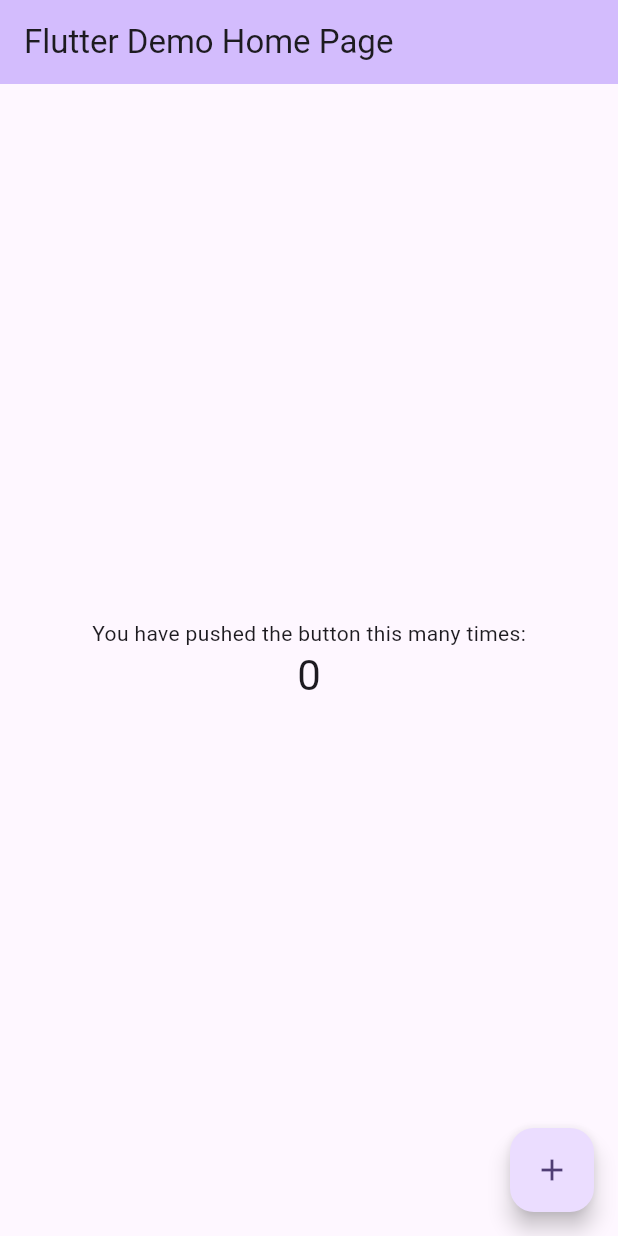
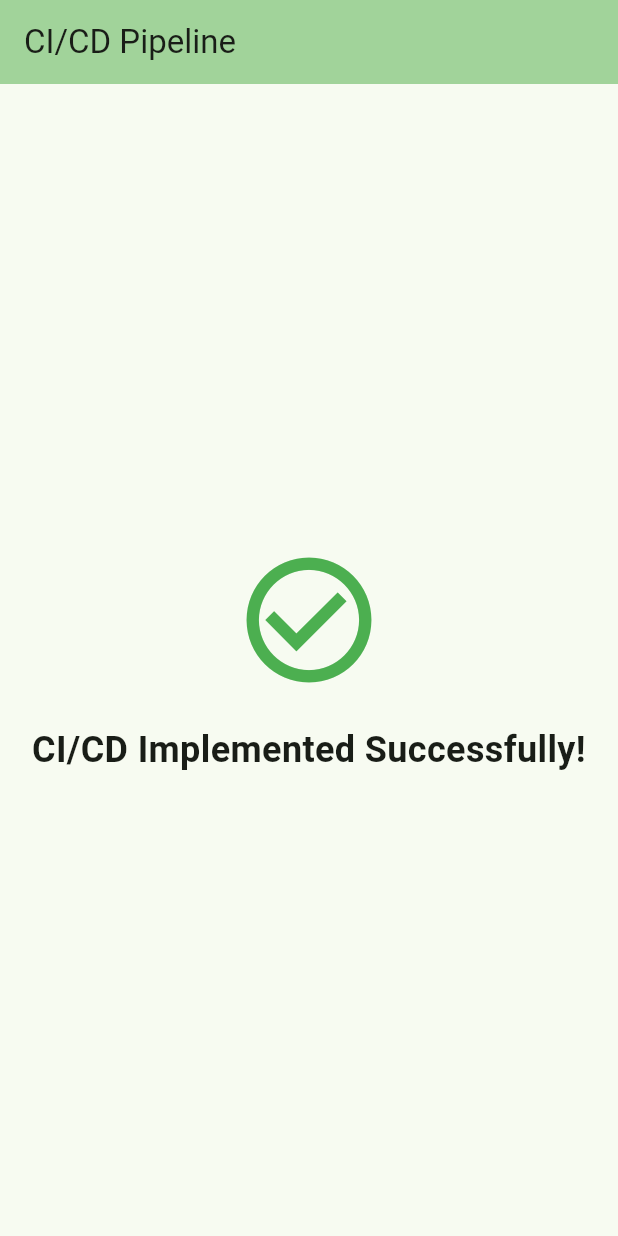
Before and after one commit to HussnainAliKaghzi/cicd_example_with_firebase_distribution, a Flutter app: the screen it shows after launch, on a phone screen of 412 x 824 dp. Run offline on Flutter 3.47's test engine with Material 3 defaults, Android fonts, the light colour scheme and no system bars; our stand-ins replace firebase_core; accounts and stored records are empty.

Commit message:
Update app title and home page layout for CI/CD success message

```diff
--- a/lib/main.dart
+++ b/lib/main.dart
@@ -16,60 +16,46 @@
   @override
   Widget build(BuildContext context) {
     return MaterialApp(
-      title: 'Flutter Demo',
+      title: 'CI/CD Success',
       theme: ThemeData(
-        colorScheme: ColorScheme.fromSeed(seedColor: Colors.deepPurple),
+        colorScheme: ColorScheme.fromSeed(seedColor: Colors.green),
         useMaterial3: true,
       ),
-      home: const MyHomePage(title: 'Flutter Demo Home Page'),
+      home: const MyHomePage(title: 'CI/CD Pipeline'),
     );
   }
 }
 
-class MyHomePage extends StatefulWidget {
+class MyHomePage extends StatelessWidget {
   const MyHomePage({super.key, required this.title});
 
   final String title;
-
-  @override
-  State<MyHomePage> createState() => _MyHomePageState();
-}
-
-class _MyHomePageState extends State<MyHomePage> {
-  int _counter = 0;
-
-  void _incrementCounter() {
-    setState(() {
-      _counter++;
-    });
-  }
 
   @override
   Widget build(BuildContext context) {
     return Scaffold(
       appBar: AppBar(
         backgroundColor: Theme.of(context).colorScheme.inversePrimary,
-        title: Text(widget.title),
+        title: Text(title),
       ),
-      body: Center(
+      body: const Center(
         child: Column(
           mainAxisAlignment: MainAxisAlignment.center,
           children: <Widget>[
-            const Text(
-              'You have pushed the button this many times:',
+            Icon(
+              Icons.check_circle_outline,
+              color: Colors.green,
+              size: 100,
             ),
+            SizedBox(height: 20),
             Text(
-              '$_counter',
-              style: Theme.of(context).textTheme.headlineMedium,
+              'CI/CD Implemented Successfully!',
+              style: TextStyle(fontSize: 24, fontWeight: FontWeight.bold),
+              textAlign: TextAlign.center,
             ),
           ],
         ),
       ),
-      floatingActionButton: FloatingActionButton(
-        onPressed: _incrementCounter,
-        tooltip: 'Increment',
-        child: const Icon(Icons.add),
-      ),
     );
   }
 }
```
